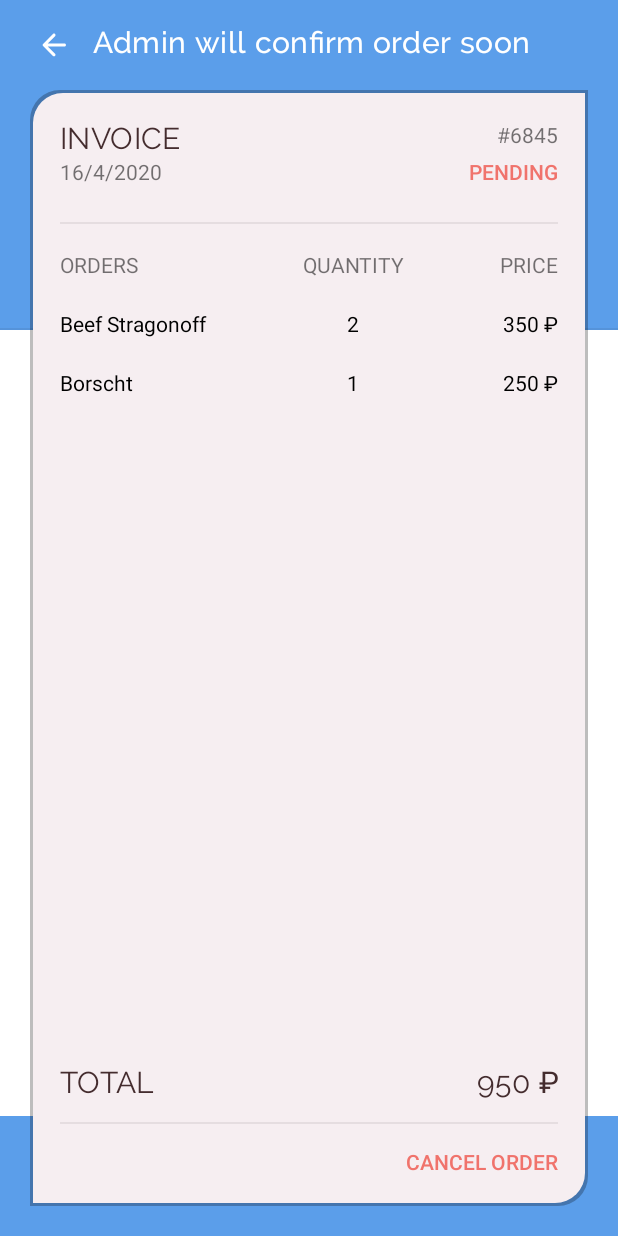
After one commit to imustafin/innopolis-express, an Android app: the layout fragment_invoice.xml on its own in the app's theme, with its tools: preview values and no code run, on a phone screen of 412 x 824 dp. The commit adds this screen. Run offline under Robolectric (Android 15) with nearby library versions, the phone set to English and light mode, and no system bars.

Commit message:
Added layout for Invoice

```diff
--- /dev/null
+++ b/MVP/app/src/main/res/drawable/invoice_rounded_corners.xml
@@ -0,0 +1,22 @@
+<?xml version="1.0" encoding="utf-8"?>
+<layer-list xmlns:android="http://schemas.android.com/apk/res/android">
+    <item>
+        <shape  android:shape="rectangle">
+            <solid android:color="#42000000" />
+            <corners android:topLeftRadius="20dp"
+                android:bottomRightRadius="20dp"/>
+        </shape>
+    </item>
+
+    <item
+        android:top="2dp"
+        android:left="2dp"
+        android:bottom="2dp"
+        android:right="2dp">
+        <shape android:shape="rectangle">
+            <solid android:color="#f6eef1" />
+            <corners android:topLeftRadius="20dp"
+                android:bottomRightRadius="20dp"/>
+        </shape>
+    </item>
+</layer-list>
--- /dev/null
+++ b/MVP/app/src/main/res/layout/fragment_invoice.xml
@@ -0,0 +1,283 @@
+<?xml version="1.0" encoding="utf-8"?>
+<androidx.coordinatorlayout.widget.CoordinatorLayout
+    xmlns:android="http://schemas.android.com/apk/res/android"
+    xmlns:app="http://schemas.android.com/apk/res-auto"
+    android:layout_width="match_parent"
+    android:layout_height="match_parent">
+
+    <com.google.android.material.appbar.AppBarLayout
+        android:layout_width="match_parent"
+        android:layout_height="220dp"
+        android:background="@color/colorPrimary"
+        app:elevation="0dp">
+
+        <RelativeLayout
+            android:layout_width="match_parent"
+            android:layout_height="match_parent"
+            android:layout_gravity="center">
+
+            <ImageView
+                style="@style/IconStyle"
+                android:layout_width="wrap_content"
+                android:layout_height="wrap_content"
+                android:layout_alignParentStart="true"
+                android:layout_alignParentTop="true"
+                android:layout_centerInParent="true"
+                android:layout_marginStart="@dimen/dimen_16dp"
+                android:layout_marginTop="10dp"
+                android:src="@drawable/ic_round_arrow_back_white"/>
+
+            <TextView
+                android:id="@+id/title"
+                style="@style/TextHeadline6"
+                android:layout_width="wrap_content"
+                android:layout_height="wrap_content"
+                android:layout_alignParentStart="true"
+                android:layout_centerHorizontal="true"
+                android:layout_marginStart="62dp"
+                android:layout_marginTop="16dp"
+                android:textColor="@color/white"
+                android:text="Admin will confirm order soon"/>
+
+            <View
+                style="@style/DividerDarkHorizontal"
+                android:layout_alignParentBottom="true"/>
+
+        </RelativeLayout>
+
+    </com.google.android.material.appbar.AppBarLayout>
+
+    <View
+        android:background="@color/colorPrimary"
+        android:layout_height="80dp"
+        android:layout_width="match_parent"
+        android:orientation="horizontal"
+        android:layout_gravity="center|bottom"/>
+
+
+    <RelativeLayout
+        android:layout_marginTop="40dp"
+        android:padding="20dp"
+        android:layout_width="match_parent"
+        android:layout_height="match_parent"
+        android:layout_gravity="center">
+
+            <LinearLayout
+                android:background="@drawable/invoice_rounded_corners"
+                android:layout_width="match_parent"
+                android:layout_height="match_parent"
+                android:orientation="vertical"
+                android:padding="20dp">
+
+                <RelativeLayout
+                    android:layout_width="wrap_content"
+                    android:layout_height="wrap_content">
+
+                    <TextView
+                        style="@style/InvoiceHeadline"
+                        android:layout_width="wrap_content"
+                        android:layout_height="wrap_content"
+                        android:layout_alignParentStart="true"
+                        android:text="@string/invoice"
+                        android:textAllCaps="true"/>
+
+                    <TextView
+                        android:layout_width="wrap_content"
+                        android:layout_height="wrap_content"
+                        android:layout_alignParentEnd="true"
+                        android:text="@string/orderNumber"/>
+
+                </RelativeLayout>
+
+                <RelativeLayout
+                    android:layout_width="wrap_content"
+                    android:layout_height="wrap_content">
+
+                    <TextView
+                        android:layout_width="wrap_content"
+                        android:layout_height="wrap_content"
+                        android:layout_alignParentStart="true"
+                        android:text="@string/orderDate"/>
+
+                    <TextView
+                        style="@style/TextAppearance.AppCompat.Body2"
+                        android:layout_width="wrap_content"
+                        android:layout_height="wrap_content"
+                        android:layout_alignParentEnd="true"
+                        android:textColor="#F0736C"
+                        android:text="@string/orderStatus"
+                        android:textAllCaps="true"/>
+
+                </RelativeLayout>
+
+                <View
+                    style="@style/DividerDarkHorizontal"
+                    android:layout_marginTop="24dp"
+                    android:layout_marginBottom="17dp"/>
+
+                <TableLayout
+                    android:layout_width="fill_parent"
+                    android:layout_height="wrap_content"
+                    android:stretchColumns="0,1,2"
+                    android:gravity="center">
+
+                    <TableRow
+                        android:layout_width="fill_parent"
+                        android:layout_height="0dp"
+                        android:layout_weight="1">
+
+                        <TextView
+                            android:layout_width="wrap_content"
+                            android:layout_height="match_parent"
+                            android:text="ORDERS"
+                            android:layout_column="0"
+                            android:gravity="center|start" />
+
+                        <TextView
+                            android:layout_width="wrap_content"
+                            android:layout_height="match_parent"
+                            android:text="QUANTITY"
+                            android:layout_column="1"
+                            android:gravity="center" />
+
+                        <TextView
+                            android:layout_width="wrap_content"
+                            android:layout_height="match_parent"
+                            android:text="PRICE"
+                            android:gravity="center|end"
+                            android:layout_column="2" />
+
+                    </TableRow>
+
+                    <TableRow
+                        android:layout_width="fill_parent"
+                        android:layout_height="0dp"
+                        android:layout_weight="1">
+
+                        <TextView
+                            android:layout_width="wrap_content"
+                            android:layout_height="match_parent"
+                            android:textColor="#000000"
+                            android:text="Beef Stragonoff"
+                            android:layout_marginTop="20dp"
+                            android:layout_column="0"
+                            android:gravity="center|start" />
+
+                        <TextView
+                            android:layout_width="wrap_content"
+                            android:layout_height="match_parent"
+                            android:textColor="#000000"
+                            android:text="2"
+                            android:layout_marginTop="20dp"
+                            android:layout_column="1"
+                            android:gravity="center"
+                            />
+
+                        <TextView
+                            android:layout_width="wrap_content"
+                            android:layout_height="match_parent"
+                            android:textColor="#000000"
+                            android:text="350 ₽"
+                            android:layout_marginTop="20dp"
+                            android:gravity="center|end"
+                            android:layout_column="2" />
+
+                    </TableRow>
+
+                    <TableRow
+                        android:layout_width="fill_parent"
+                        android:layout_height="0dp"
+                        android:layout_weight="1">
+
+                        <TextView
+                            android:layout_width="wrap_content"
+                            android:layout_height="match_parent"
+                            android:textColor="#000000"
+                            android:text="Borscht"
+                            android:layout_marginTop="20dp"
+                            android:layout_column="0"
+                            android:gravity="center|start" />
+
+                        <TextView
+                            android:layout_width="wrap_content"
+                            android:layout_height="match_parent"
+                            android:textColor="#000000"
+                            android:text="1"
+                            android:layout_marginTop="20dp"
+                            android:layout_column="1"
+                            android:gravity="center"
+                            />
+
+                        <TextView
+                            android:layout_width="wrap_content"
+                            android:layout_height="match_parent"
+                            android:textColor="#000000"
+                            android:text="250 ₽"
+                            android:layout_marginTop="20dp"
+                            android:gravity="center|end"
+                            android:layout_column="2" />
+
+                    </TableRow>
+
+                </TableLayout>
+
+
+
+                    <LinearLayout
+                        android:layout_width="wrap_content"
+                        android:layout_height="0dp"
+                        android:gravity="center|bottom"
+                        android:orientation="vertical"
+                        android:layout_weight="1">
+
+                        <LinearLayout
+                            android:layout_width="match_parent"
+                            android:layout_height="wrap_content">
+
+                            <TextView
+                                style="@style/InvoiceHeadline"
+                                android:layout_width="wrap_content"
+                                android:layout_height="wrap_content"
+                                android:gravity="start"
+                                android:layout_weight="1"
+                                android:text="@string/total"
+                                android:textAllCaps="true"/>
+
+                            <TextView
+                                style="@style/InvoiceHeadline"
+                                android:layout_width="wrap_content"
+                                android:layout_height="wrap_content"
+                                android:gravity="end"
+                                android:layout_weight="1"
+                                android:text="950 ₽"/>
+
+                        </LinearLayout>
+
+                        <View
+                            style="@style/DividerDarkHorizontal"
+                            android:layout_marginTop="14dp"
+                            android:layout_marginBottom="15dp"/>
+
+                        <LinearLayout
+                            android:layout_width="match_parent"
+                            android:layout_height="wrap_content">
+
+                            <TextView
+                                style="@style/TextAppearance.AppCompat.Body2"
+                                android:layout_width="0dp"
+                                android:layout_height="wrap_content"
+                                android:gravity="end"
+                                android:layout_weight="1"
+                                android:textColor="#F0736C"
+                                android:text="@string/cancel_order"
+                                android:textAllCaps="true"/>
+                        </LinearLayout>
+
+                    </LinearLayout>
+
+
+            </LinearLayout>
+
+    </RelativeLayout>
+
+</androidx.coordinatorlayout.widget.CoordinatorLayout>
--- a/MVP/app/src/main/res/values/strings.xml
+++ b/MVP/app/src/main/res/values/strings.xml
@@ -17,5 +17,11 @@
     <string name="foodle_drive">Foodle Drive</string>
     <string name="foodle_maps">Foodle Maps</string>
     <string name="transition_product_image">moveMe</string>
+    <string name="invoice">INVOICE</string>
+    <string name="orderNumber">#6845</string>
+    <string name="orderStatus">PENDING</string>
+    <string name="orderDate">16/4/2020</string>
+    <string name="total">TOTAL</string>
+    <string name="cancel_order">CANCEL ORDER</string>
 
 </resources>
--- a/MVP/app/src/main/res/values/text_style.xml
+++ b/MVP/app/src/main/res/values/text_style.xml
@@ -33,8 +33,11 @@
         <item name="fontFamily">@font/font_regular</item>
     </style>
 
-
     <style name="Details.Headline" parent="TextHeadline3">
     </style>
 
+    <style name="InvoiceHeadline" parent="TextAppearance.MaterialComponents.Headline6">
+        <item name="fontFamily">@font/font_regular</item>
+    </style>
+
 </resources>
```
